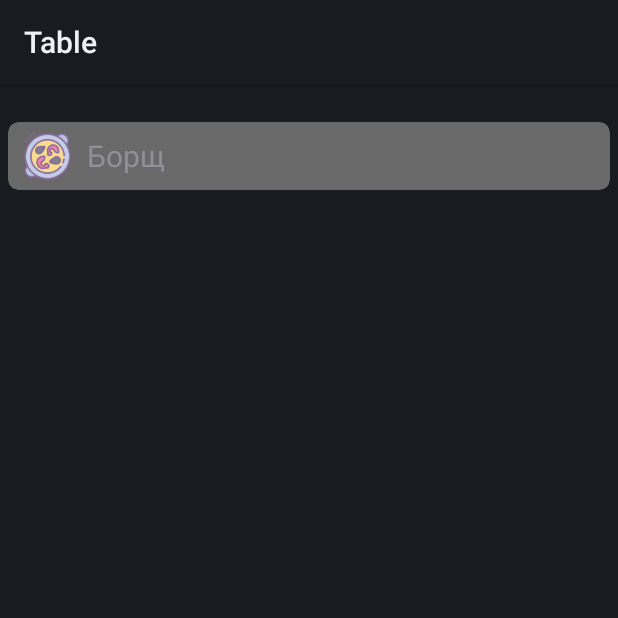
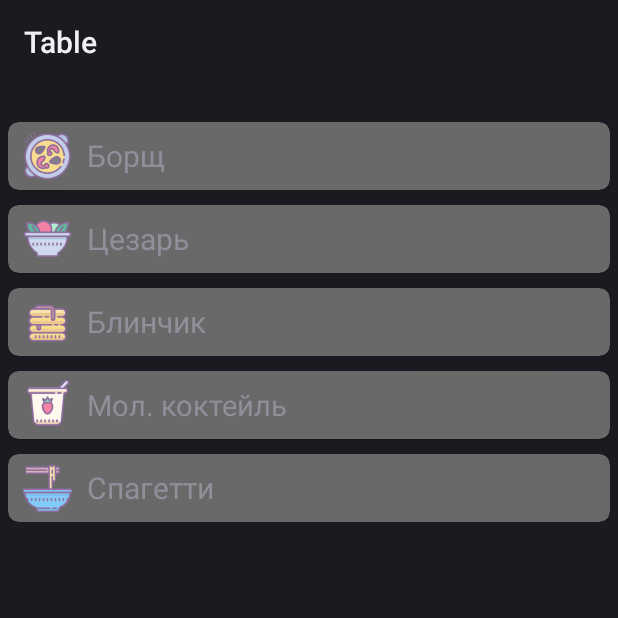
Before and after one commit to M1KoTiK/PR14_Kargin-, an Android app: the Table screen opened directly, with no data from a screen before it, on a phone screen of 412 x 824 dp, the top half of it. Run offline under Robolectric (Android 15) with nearby library versions, the phone set to English and light mode, and no system bars; plain views replace BoxInsetLayout.

Commit message:
добавлены 2 экрана и переход

```diff
--- a/app/src/main/AndroidManifest.xml
+++ b/app/src/main/AndroidManifest.xml
@@ -25,10 +25,19 @@
             android:value="true" />
 
         <activity
+            android:name=".ShowItem"
+            android:exported="true"
+            android:label="@string/title_activity_show_item">
+            <intent-filter>
+                <action android:name="android.intent.action.MAIN" />
+
+                <category android:name="android.intent.category.LAUNCHER" />
+            </intent-filter>
+        </activity>
+        <activity
             android:name=".Table"
             android:exported="true"
-            android:label="@string/title_activity_table">
-        </activity>
+            android:label="@string/title_activity_table"></activity>
         <activity
             android:name=".MainActivity"
             android:exported="true"
--- /dev/null
+++ b/app/src/main/java/com/example/pr14_kargin/ShowItem.kt
@@ -0,0 +1,18 @@
+package com.example.pr14_kargin
+
+import android.app.Activity
+import android.os.Bundle
+import com.example.pr14_kargin.databinding.ActivityShowItemBinding
+
+class ShowItem : Activity() {
+
+    private lateinit var binding: ActivityShowItemBinding
+
+    override fun onCreate(savedInstanceState: Bundle?) {
+        super.onCreate(savedInstanceState)
+
+        binding = ActivityShowItemBinding.inflate(layoutInflater)
+        setContentView(binding.root)
+
+    }
+}
--- a/app/src/main/res/layout/activity_main.xml
+++ b/app/src/main/res/layout/activity_main.xml
@@ -21,7 +21,7 @@
                 android:id="@+id/textView"
                 android:layout_width="wrap_content"
                 android:layout_height="wrap_content"
-                android:layout_marginTop="12dp"
+                android:layout_marginTop="10dp"
                 android:text="CockBook"
                 android:textSize="28sp"
                 app:layout_constraintEnd_toEndOf="parent"
@@ -32,7 +32,7 @@
                 android:id="@+id/btn_next"
                 android:layout_width="150dp"
                 android:layout_height="wrap_content"
-                android:layout_marginTop="15dp"
+                android:layout_marginTop="10dp"
                 android:backgroundTint="#FFC107"
                 android:text="Next"
                 app:layout_constraintEnd_toEndOf="parent"
@@ -44,7 +44,7 @@
                 android:id="@+id/imageView"
                 android:layout_width="wrap_content"
                 android:layout_height="wrap_content"
-                android:layout_marginTop="50dp"
+                android:layout_marginTop="15dp"
                 android:src="@drawable/logo"
                 app:layout_constraintEnd_toEndOf="parent"
                 app:layout_constraintHorizontal_bias="0.496"
--- /dev/null
+++ b/app/src/main/res/layout/activity_show_item.xml
@@ -0,0 +1,24 @@
+<?xml version="1.0" encoding="utf-8"?>
+<androidx.wear.widget.BoxInsetLayout xmlns:android="http://schemas.android.com/apk/res/android"
+    xmlns:app="http://schemas.android.com/apk/res-auto"
+    xmlns:tools="http://schemas.android.com/tools"
+    android:layout_width="match_parent"
+    android:layout_height="match_parent"
+    android:padding="@dimen/box_inset_layout_padding"
+    tools:context=".ShowItem"
+    tools:deviceIds="wear">
+
+    <FrameLayout
+        android:layout_width="match_parent"
+        android:layout_height="match_parent"
+        android:padding="@dimen/inner_frame_layout_padding"
+        app:layout_boxedEdges="all">
+
+        <TextView
+            android:id="@+id/text"
+            android:layout_width="wrap_content"
+            android:layout_height="wrap_content"
+            android:text="@string/hello_world" />
+
+    </FrameLayout>
+</androidx.wear.widget.BoxInsetLayout>
--- a/app/src/main/res/layout/activity_table.xml
+++ b/app/src/main/res/layout/activity_table.xml
@@ -25,19 +25,14 @@
                 android:layout_marginTop="20dp"
                 app:layout_constraintEnd_toEndOf="parent"
                 app:layout_constraintStart_toStartOf="parent"
+                android:backgroundTint="#212121"
                 app:layout_constraintTop_toTopOf="parent">
 
                 <LinearLayout
                     android:layout_width="match_parent"
                     android:layout_height="wrap_content"
+                    android:backgroundTint="#212121"
                     android:orientation="vertical">
-
-                    <androidx.cardview.widget.CardView
-                        android:layout_width="match_parent"
-                        android:layout_height="wrap_content"
-                        android:backgroundTint="#696969"
-                        app:cardCornerRadius="7dp"
-                        >
 
                     <androidx.cardview.widget.CardView
                         android:layout_width="match_parent"
@@ -71,29 +66,136 @@
                         </LinearLayout>
                     </androidx.cardview.widget.CardView>
 
+                    <androidx.cardview.widget.CardView
+                        android:layout_width="match_parent"
+                        android:layout_height="match_parent"
+                        android:layout_marginTop="10dp"
+                        android:backgroundTint="#696969"
+                        app:cardCornerRadius="7dp">
+
+                        <LinearLayout
+                            android:layout_width="match_parent"
+                            android:layout_height="45dp"
+
+                            android:orientation="horizontal">
+
+                            <ImageView
+                                android:id="@+id/imageView7"
+                                android:layout_width="75dp"
+                                android:layout_height="match_parent"
+                                android:layout_marginLeft="10dp"
+                                android:layout_weight="1"
+                                android:scaleType="centerInside"
+                                android:src="@drawable/salad" />
+
+                            <TextView
+                                android:id="@+id/textView5"
+                                android:layout_width="match_parent"
+                                android:layout_height="match_parent"
+                                android:layout_marginLeft="10dp"
+                                android:layout_weight="1"
+                                android:gravity="center_vertical"
+                                android:text="Цезарь"
+                                android:textSize="20sp" />
+                        </LinearLayout>
+                    </androidx.cardview.widget.CardView>
+
+                    <androidx.cardview.widget.CardView
+                        android:layout_width="match_parent"
+                        android:layout_height="match_parent"
+                        android:layout_marginTop="10dp"
+                        android:backgroundTint="#696969"
+                        app:cardCornerRadius="7dp">
+
                         <LinearLayout
                             android:layout_width="match_parent"
                             android:layout_height="45dp"
                             android:orientation="horizontal">
 
                             <ImageView
-                                android:id="@+id/imageView6"
+                                android:id="@+id/imageView8"
+                                android:layout_width="75dp"
+                                android:layout_height="wrap_content"
+                                android:layout_marginLeft="10dp"
+                                android:layout_weight="1"
+                                android:scaleType="centerInside"
+                                android:src="@drawable/blinchek" />
+
+                            <TextView
+                                android:id="@+id/textView6"
+                                android:layout_width="match_parent"
+                                android:layout_height="match_parent"
+                                android:layout_marginLeft="10dp"
+                                android:layout_weight="1"
+                                android:gravity="center_vertical"
+                                android:text="Блинчик"
+                                android:textSize="20sp" />
+                        </LinearLayout>
+                    </androidx.cardview.widget.CardView>
+
+                    <androidx.cardview.widget.CardView
+                        android:layout_width="match_parent"
+                        android:layout_height="match_parent"
+                        android:layout_marginTop="10dp"
+                        android:backgroundTint="#696969"
+                        app:cardCornerRadius="7dp">
+
+                        <LinearLayout
+                            android:layout_width="match_parent"
+                            android:layout_height="45dp"
+                            android:orientation="horizontal">
+
+                            <ImageView
+                                android:id="@+id/imageView9"
+                                android:layout_width="75dp"
+                                android:layout_height="match_parent"
+                                android:layout_weight="1"
+                                android:layout_marginLeft="10dp"
+                                android:src="@drawable/milkshake" />
+
+                            <TextView
+                                android:id="@+id/textView7"
+                                android:layout_width="match_parent"
+                                android:layout_height="match_parent"
+                                android:layout_marginLeft="10dp"
+                                android:layout_weight="1"
+                                android:gravity="center_vertical"
+
+                                android:text="Мол. коктейль"
+                                android:textSize="19sp" />
+                        </LinearLayout>
+                    </androidx.cardview.widget.CardView>
+
+                    <androidx.cardview.widget.CardView
+                        android:layout_width="match_parent"
+                        android:layout_height="45dp"
+                        android:layout_marginTop="10dp"
+                        android:backgroundTint="#696969"
+                        app:cardCornerRadius="7dp">
+
+                        <LinearLayout
+                            android:layout_width="match_parent"
+                            android:layout_height="match_parent"
+                            android:orientation="horizontal">
+
+                            <ImageView
+                                android:id="@+id/imageView11"
                                 android:layout_width="75dp"
                                 android:layout_height="match_parent"
                                 android:layout_marginLeft="10dp"
                                 android:layout_weight="1"
                                 android:scaleType="centerInside"
-                                android:src="@drawable/image_placeholder" />
+                                android:src="@drawable/lapsha" />
 
                             <TextView
-                                android:id="@+id/textView4"
+                                android:id="@+id/textView10"
                                 android:layout_width="match_parent"
                                 android:layout_height="match_parent"
                                 android:layout_marginLeft="10dp"
                                 android:layout_weight="1"
+                                android:textSize="20sp"
                                 android:gravity="center_vertical"
-                                android:text="Борщ"
-                                android:textSize="20sp" />
+                                android:text="Спагетти" />
                         </LinearLayout>
                     </androidx.cardview.widget.CardView>
 
--- a/app/src/main/res/values/strings.xml
+++ b/app/src/main/res/values/strings.xml
@@ -6,4 +6,5 @@
     -->
     <string name="hello_world">Hello Square World!</string>
     <string name="title_activity_table">Table</string>
+    <string name="title_activity_show_item">ShowItem</string>
 </resources>
```
Also changed, not shown: app/src/main/res/drawable/blinchek.png (added), app/src/main/res/drawable/lapsha.png (added), app/src/main/res/drawable/milkshake.png (added), app/src/main/res/drawable/salad.png (added). Lines whose indentation alone changed are shown as unchanged.
